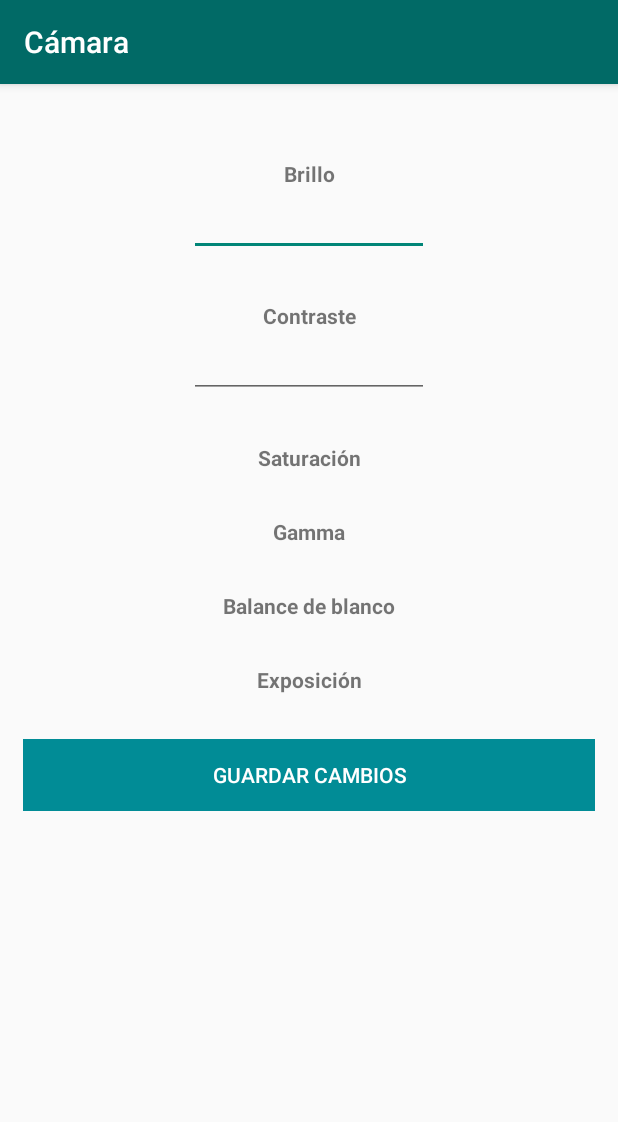
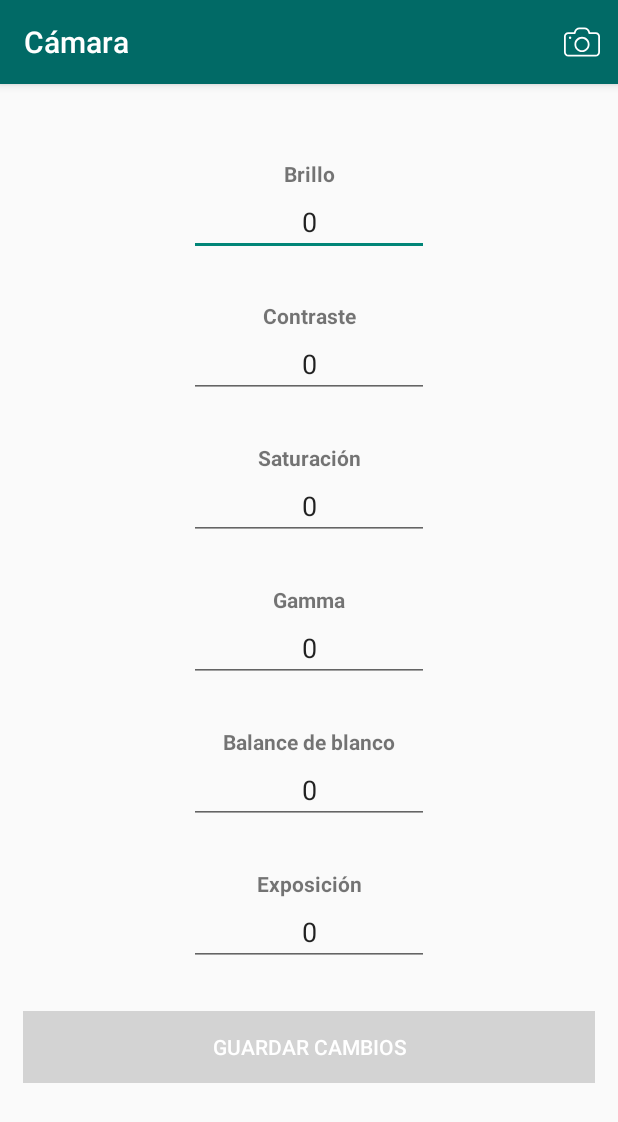
Before and after one commit to soccerdroid/shrimps_app, an Android app: the CameraActivity screen opened directly, with no data from a screen before it, on a phone screen of 412 x 824 dp. Shown: the top 1122 px of the screen. Run offline under Robolectric (Android 15) with nearby library versions, the phone set to English and light mode, and no system bars.

Commit message:
Updating CameraActivity initialization.

```diff
--- a/app/src/main/java/com/example/belen/shrimps/CameraActivity.java
+++ b/app/src/main/java/com/example/belen/shrimps/CameraActivity.java
@@ -3,15 +3,67 @@ package com.example.belen.shrimps;
 import android.support.v7.app.AppCompatActivity;
 import android.os.Bundle;
 import android.support.v7.widget.Toolbar;
-import android.view.Window;
+import android.view.Menu;
+import android.view.MenuItem;
+import android.widget.Button;
+import android.widget.EditText;
+
+import com.example.belen.shrimps.Utils.Constants;
+import com.example.belen.shrimps.Utils.Util;
 
 public class CameraActivity extends AppCompatActivity {
     private Toolbar toolbar;
+    private EditText brightnessEt;
+    private EditText contrastEt;
+    private EditText saturationEt;
+    private EditText gammaEt;
+    private EditText whiteBalanceEt;
+    private EditText exposureEt;
+    private Button saveConfigBtn;
 
     @Override
     protected void onCreate(Bundle savedInstanceState) {
         super.onCreate(savedInstanceState);
         setContentView(R.layout.activity_camera);
         toolbar = (Toolbar) findViewById(R.id.toolbar);
+        saveConfigBtn = (Button) findViewById(R.id.save_config_btn);
+        brightnessEt = (EditText) findViewById(R.id.brightness_edtxt);
+        contrastEt = (EditText) findViewById(R.id.contrast_edtxt);
+        saturationEt = (EditText) findViewById(R.id.saturation_edtxt);
+        gammaEt = (EditText) findViewById(R.id.gamma_edtxt);
+        whiteBalanceEt = (EditText) findViewById(R.id.white_balance_edtxt);
+        exposureEt = (EditText) findViewById(R.id.exposure_edtxt);
+        setDefaultValues();
+        setSupportActionBar(toolbar);
+    }
+
+    public void setDefaultValues(){
+        this.brightnessEt.setText(Integer.toString(Util.getConfigValue(getApplicationContext(), Constants.BRIGHTNESS_STORED_KEY)));
+        this.contrastEt.setText(Integer.toString(Util.getConfigValue(getApplicationContext(), Constants.CONTRAST_STORED_KEY)));
+        this.saturationEt.setText(Integer.toString(Util.getConfigValue(getApplicationContext(), Constants.SATURATION_STORED_KEY)));
+        this.gammaEt.setText(Integer.toString(Util.getConfigValue(getApplicationContext(), Constants.GAMMA_STORED_KEY)));
+        this.whiteBalanceEt.setText(Integer.toString(Util.getConfigValue(getApplicationContext(), Constants.WHITE_BALANCE_STORED_KEY)));
+        this.exposureEt.setText(Integer.toString(Util.getConfigValue(getApplicationContext(), Constants.EXPOSURE_STORED_KEY)));
+    }
+
+    @Override
+    public boolean onOptionsItemSelected(MenuItem item) {
+        switch (item.getItemId()) {
+            case R.id.action_take_photo:
+                // User chose the "Settings" item, show the app settings UI...
+                return true;
+            default:
+                // If we got here, the user's action was not recognized.
+                // Invoke the superclass to handle it.
+                return super.onOptionsItemSelected(item);
+
+        }
+    }
+
+    @Override
+    public boolean onCreateOptionsMenu(Menu menu) {
+        // Inflate the menu; this adds items to the action bar if it is present.
+        getMenuInflater().inflate(R.menu.camera_menu, menu);
+        return true;
     }
 }
--- a/app/src/main/res/layout/activity_camera.xml
+++ b/app/src/main/res/layout/activity_camera.xml
@@ -26,6 +26,7 @@
             android:layout_width="match_parent"
             android:layout_height="wrap_content"
             android:orientation="vertical"
+            android:paddingBottom="60dp"
             android:layout_marginTop="20dp"
             android:layout_marginRight="15dp"
             android:layout_marginLeft="15dp"
@@ -65,6 +66,12 @@
                     style="@style/camera_config_op_names"
                     android:textAlignment="center"
                     android:text="@string/saturation_config"/>
+                <EditText
+                    android:id="@+id/saturation_edtxt"
+                    android:layout_width="160dp"
+                    android:layout_height="wrap_content"
+                    android:textAlignment="center"
+                    android:inputType="number"/>
             </LinearLayout>
 
             <LinearLayout
@@ -73,6 +80,12 @@
                     style="@style/camera_config_op_names"
                     android:textAlignment="center"
                     android:text="@string/gamma_config"/>
+                <EditText
+                    android:id="@+id/gamma_edtxt"
+                    android:layout_width="160dp"
+                    android:layout_height="wrap_content"
+                    android:textAlignment="center"
+                    android:inputType="number"/>
             </LinearLayout>
 
             <LinearLayout
@@ -81,6 +94,12 @@
                     style="@style/camera_config_op_names"
                     android:textAlignment="center"
                     android:text="@string/white_balance_config"/>
+                <EditText
+                    android:id="@+id/white_balance_edtxt"
+                    android:layout_width="160dp"
+                    android:layout_height="wrap_content"
+                    android:textAlignment="center"
+                    android:inputType="number"/>
             </LinearLayout>
 
             <LinearLayout
@@ -89,9 +108,16 @@
                     style="@style/camera_config_op_names"
                     android:textAlignment="center"
                     android:text="@string/exposure_config"/>
+                <EditText
+                    android:id="@+id/exposure_edtxt"
+                    android:layout_width="160dp"
+                    android:layout_height="wrap_content"
+                    android:textAlignment="center"
+                    android:inputType="number"/>
             </LinearLayout>
 
             <Button
+                android:id="@+id/save_config_btn"
                 android:layout_width="match_parent"
                 android:layout_height="wrap_content"
                 android:paddingLeft="20dp"
@@ -99,7 +125,7 @@
                 android:textColor="@color/white"
                 android:layout_marginTop="30dp"
                 android:enabled="false"
-                android:background="@color/light_turquoise"
+                android:background="@color/grey"
                 android:textAlignment="center"
                 android:text="@string/save_config_btn"/>
         </LinearLayout>
--- /dev/null
+++ b/app/src/main/res/menu/camera_menu.xml
@@ -0,0 +1,8 @@
+<menu xmlns:android="http://schemas.android.com/apk/res/android"
+    xmlns:app="http://schemas.android.com/apk/res-auto">
+    <item
+        android:id="@+id/action_take_photo"
+        android:icon="@drawable/ic_photo_camera"
+        android:title="@string/take_photo_btn"
+        app:showAsAction="ifRoom"/>
+</menu>
```
Also changed, not shown: app/src/main/java/com/example/belen/shrimps/Utils/Constants.java (added, +19 -0 lines), app/src/main/java/com/example/belen/shrimps/Utils/Util.java (added, +44 -0 lines).
